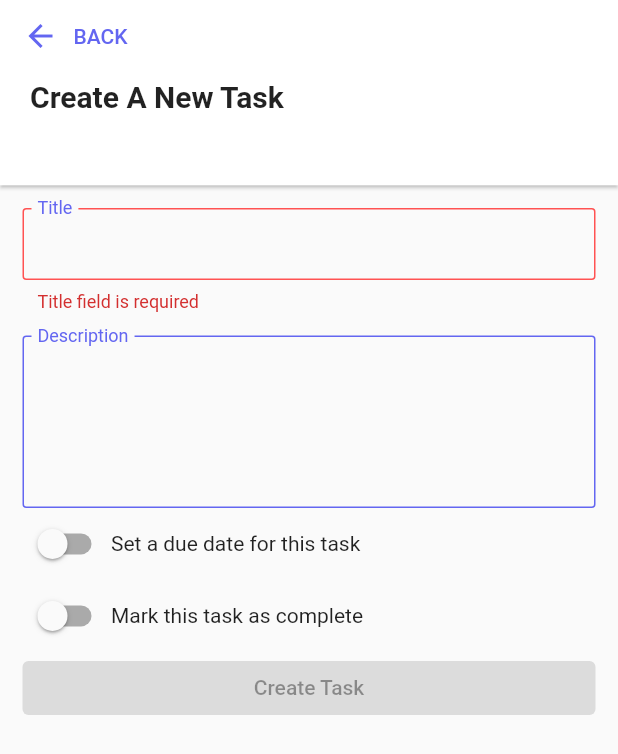
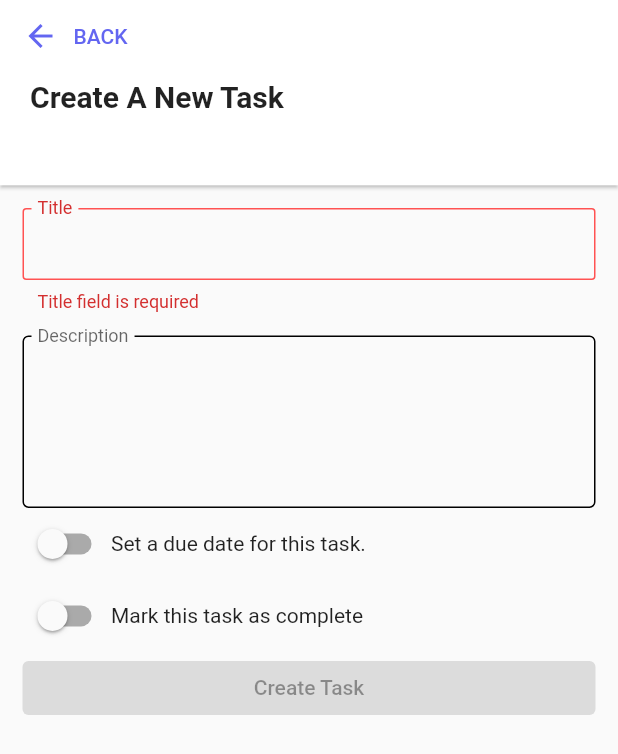
Before and after one commit to leeliwei930/mcs-workshop-flutter-todo, a Flutter app: the CreateTask screen opened directly, after a tap on "Create Task", on a phone screen of 412 x 824 dp. Shown: the top 754 px of the screen. Run offline on Flutter 3.47's test engine with Material 2 defaults, Android fonts, the phone set to English and light mode, and no system bars; our stand-ins replace datetime_picker_formfield, flutter_dotenv, flutter_secure_storage, flutter_slidable, form_field_validator, get and 1 more; accounts and stored records are empty.

Commit message:
Add focus node on Password and Task Form fields.
- Renamed to translation labeling on password_form, and task_form.

```diff
--- a/lib/components/forms/task_form.dart
+++ b/lib/components/forms/task_form.dart
@@ -6,7 +6,7 @@ import 'package:datetime_picker_formfield/datetime_picker_formfield.dart';
 import 'package:intl/intl.dart';
 import 'package:todo/exceptions/form_exception.dart';
 import 'package:todo/models/task.dart';
-
+import 'package:get/get.dart';
 class TaskForm extends StatefulWidget {
   final String submitButtonText;
   final Function? onSubmit;
@@ -45,6 +45,15 @@ class _TaskFormState extends State<TaskForm> {
       );
     }
 
+    this.value.titleFocusNode.addListener(() {setState(() {
+
+    });});
+    this.value.descriptionFocusNode.addListener(() {setState(() {
+
+    });});
+    this.value.dueDateFocusNode.addListener(() {setState(() {
+
+    });});
   }
   @override
   Widget build(BuildContext context) {
@@ -60,15 +69,21 @@ class _TaskFormState extends State<TaskForm> {
               crossAxisAlignment: CrossAxisAlignment.stretch,
               children: [
                 TextFormField(
+                  textInputAction: TextInputAction.next,
                   enabled: !widget.isLoading,
                   onSaved: (val){
                     value.title = val ?? "";
                   },
                   validator: (val){
-
                     var titleValidator = MultiValidator([
-                      RequiredValidator(errorText: 'Title field is required'),
-                      LengthRangeValidator(min: 3, max: 255, errorText: "Title field is must be between 3 to 255 characters."),
+                      RequiredValidator(errorText: 'field_required'.trParams({
+                        "name" : "title".tr
+                      }) ?? ""),
+                      LengthRangeValidator(min: 3, max: 255, errorText: "field_range".trParams({
+                        "name" : "title".tr.capitalizeFirst!,
+                        "min" : "3",
+                        "max" : "255"
+                      }) ?? ""),
                     ]);
                     var isValid = titleValidator.isValid(val);
                     this.hasFieldsError = !isValid;
@@ -76,34 +91,37 @@ class _TaskFormState extends State<TaskForm> {
                   },
                   initialValue:  value.title,
                   cursorColor: accentColor,
-                  focusNode: FocusNode(
-                      canRequestFocus: false
-                  ),
-                  decoration: kTodoAppInputBorder(label: "Title", errorText:  widget.formError?.first("title"))
+                  focusNode: value.titleFocusNode,
+                  decoration: kTodoAppInputBorder(context, label: "title".tr, errorText:  widget.formError?.first("title"), focusNode: value.titleFocusNode),
+                  onFieldSubmitted: (_){
+                    FocusScope.of(context).requestFocus(value.descriptionFocusNode);
+                  },
                 ),
                 SizedBox(height: 15,),
                 TextFormField(
+                    textInputAction: TextInputAction.next,
                     enabled: !widget.isLoading,
                     minLines: 5,
                     maxLines: 5,
+                    focusNode: value.descriptionFocusNode,
+
                     autovalidateMode: AutovalidateMode.onUserInteraction,
                     onSaved: (val){
                       value.description = val;
                     },
                     validator: (val) {
-
                       var descriptionValidator =  MultiValidator([
-                        MaxLengthValidator(65535, errorText: "Description cannot be over 65535 characters.")
+                        MaxLengthValidator(65535, errorText: "field_max".trParams({
+                          "name" : "description".tr.capitalizeFirst!,
+                          "max" : "65535"
+                        }) ?? "")
                       ]);
                       this.hasFieldsError = !descriptionValidator.isValid(val);
                       return descriptionValidator.call(val ?? "");
                     },
                     cursorColor: accentColor,
                     initialValue: value.description,
-                    focusNode: FocusNode(
-                        canRequestFocus: false
-                    ),
-                    decoration: kTodoAppInputBorder(label: "Description", errorText: widget.formError?.first("description"))
+                    decoration: kTodoAppInputBorder(context, label: "description".tr, errorText: widget.formError?.first("description"), focusNode: value.descriptionFocusNode,)
                 ),
               Row(
                 children: [
@@ -113,21 +131,24 @@ class _TaskFormState extends State<TaskForm> {
                     onChanged: (val){
                       setState(() {
                         this.hasDueDate = val;
-
                       });
                     },
 
                   ),
-                  Text("Set a due date for this task")
+                  Text("set_due_date".trParams({
+                    "type" : "task".tr
+                  }) ?? "")
                 ],
               ),
                 if(hasDueDate) DateTimeField(
+                  textInputAction: TextInputAction.next,
                   enabled: !widget.isLoading,
+                  focusNode: value.dueDateFocusNode,
                   initialValue: value.dueDate ,
                   onSaved: (val){
                     value.dueDate = val;
                   },
-                  decoration: kTodoAppInputBorder(label: "Due At"),
+                  decoration: kTodoAppInputBorder(context, label: "due_at".tr, focusNode: value.dueDateFocusNode,),
                   format: DateFormat.yMEd().add_jms(),
                   validator: (DateTime? datetime){
                     if(widget.formError != null){
@@ -171,7 +192,9 @@ class _TaskFormState extends State<TaskForm> {
                             }
                           },
                         ),
-                        Text("Mark this task as complete")
+                        Text("mark_as_completed".trParams({
+                          "type" : "task".tr
+                        }) ?? "")
                       ],
                     );
                   },
--- a/lib/constants/default_theme.dart
+++ b/lib/constants/default_theme.dart
@@ -20,6 +20,6 @@ ThemeData lightTheme =  ThemeData(
     style: ElevatedButton.styleFrom(
       primary: accentColor,
     ),
-  )
+  ),
 
 );
--- a/lib/constants/input_border.dart
+++ b/lib/constants/input_border.dart
@@ -1,13 +1,13 @@
 import 'package:flutter/material.dart';
 import 'package:todo/constants/default_theme.dart';
-kTodoAppInputBorder({label: String,  String? errorText, Widget? suffix,}) {
+kTodoAppInputBorder(BuildContext context, {label: String,  String? errorText, Widget? suffix, FocusNode? focusNode}) {
   return InputDecoration(
       contentPadding: EdgeInsets.all(10),
       labelText: label,
       errorText: errorText,
-      labelStyle: TextStyle(
+      labelStyle: (focusNode?.hasPrimaryFocus ?? false) ? TextStyle(
           color: accentColor,
-      ),
+      ) : Theme.of(context).inputDecorationTheme.labelStyle,
       suffixIconConstraints: BoxConstraints(
           minHeight: 15,
           minWidth: 15
@@ -19,7 +19,7 @@ kTodoAppInputBorder({label: String,  String? errorText, Widget? suffix,}) {
       focusedBorder: OutlineInputBorder(
 
           borderSide: BorderSide(
-            color: primaryColor,
+            color: accentColor,
           ),
           borderRadius: BorderRadius.all(Radius.circular(2.5)),
 
@@ -37,11 +37,7 @@ kTodoAppInputBorder({label: String,  String? errorText, Widget? suffix,}) {
         borderRadius: BorderRadius.all(Radius.circular(2.5))
     ),
     enabledBorder: OutlineInputBorder(
-          borderSide: BorderSide(
-            color: accentColor,
-          ),
-          borderRadius: BorderRadius.all(Radius.circular(2.5))
-      ),
-      floatingLabelBehavior: FloatingLabelBehavior.always
+    ),
+    floatingLabelBehavior: FloatingLabelBehavior.always
   );
 }
--- a/lib/locale/en_US.dart
+++ b/lib/locale/en_US.dart
@@ -35,11 +35,34 @@ Map<String, String> enUS =  <String, String>{
   "new_password" : "New Password",
   "confirm_new_password" : "Confirm Password",
   "update_password" : "Update Password",
+  "password_updated" : "New password has been updated successfully",
+  // task form
+  "title" : "Title",
+  "description" : "Description",
+  "due_at" : "Due date",
+  "set_due_date" : "Set a due date for this @type.",
+  "mark_as_completed" : "Mark this @type as complete",
+  "task" : "task",
+  // generic validation error
+  "form_validation_exception" : "There are a few validation errors in your form field, please correct it and submit again.",
+  "field_required" : "@name field is required",
+  "field_range" : "@name field must between @min to @max characters.",
+  "field_max" : "@name field cannot be over @max characters.",
+  // password validation
+  "current_password_required" : "The current password is required",
+  "new_password_required" : "The new password is required",
+  "new_password_confirmation_required" : "Confirmation for new password is required",
+  "new_password_not_match" : "The new password confirmation field doesn't match with your new password",
+  "invalid_password" : "The current password that entered is invalid.",
+
   // language setting
   "system_language" : "Based on System Language",
   "chinese" : "中文（简体）",
   "english" : "English",
 
   // error message
-  "network_error" : "Unable connect to server right now, please try again later."
+  "network_error" : "Unable connect to server right now, please try again later.",
+
+  // settings
+  "based_on_system_lang" : "Based on System Language"
 };
--- a/lib/models/password_form_data.dart
+++ b/lib/models/password_form_data.dart
@@ -1,3 +1,4 @@
+import 'package:flutter/cupertino.dart';
 import 'package:json_annotation/json_annotation.dart';
 
 part 'password_form_data.g.dart';
@@ -7,13 +8,23 @@ class PasswordFormData {
   @JsonKey(name: "password")
   String password;
 
+  late FocusNode passwordFocusNode;
+
   @JsonKey(name: "newPassword")
   String newPassword;
+
+  late FocusNode newPasswordFocusNode;
 
   @JsonKey(name: "confirmPassword")
   String confirmPassword;
 
-  PasswordFormData({this.password = "", this.newPassword = "", this.confirmPassword = ""});
+  late FocusNode confirmPasswordFocusNode;
+
+  PasswordFormData({this.password = "", this.newPassword = "", this.confirmPassword = ""}){
+    this.passwordFocusNode = FocusNode();
+    this.newPasswordFocusNode = FocusNode();
+    this.confirmPasswordFocusNode = FocusNode();
+  }
 
   String toString(){
     return this.toJson().toString();
--- a/lib/models/task.dart
+++ b/lib/models/task.dart
@@ -1,3 +1,4 @@
+import 'package:flutter/cupertino.dart';
 import 'package:json_annotation/json_annotation.dart';
 
 part 'task.g.dart';
@@ -10,16 +11,26 @@ class Task {
   @JsonKey(name: "title")
   late String title;
 
+  late FocusNode titleFocusNode;
+
   @JsonKey(name: "description")
   late String? description;
+
+  late FocusNode descriptionFocusNode;
 
   @JsonKey(name: "due_at")
   late DateTime? dueDate;
 
+  late FocusNode dueDateFocusNode;
+
   @JsonKey(name: "completed")
   late bool completed;
 
-  Task({required this.id, required this.title, this.completed = false, this.dueDate, this.description });
+  Task({required this.id, required this.title, this.completed = false, this.dueDate, this.description }){
+    this.titleFocusNode = FocusNode();
+    this.descriptionFocusNode = FocusNode();
+    this.dueDateFocusNode = FocusNode();
+  }
 
   factory Task.fromJson(Map<String, dynamic> json) => _$TaskFromJson(json);
   Map<String, dynamic> toJson() => _$TaskToJson(this);
--- a/lib/screens/auth/login_page.dart
+++ b/lib/screens/auth/login_page.dart
@@ -77,7 +77,7 @@ class _LoginPageState extends State<LoginPage> {
     try {
       User user =  await authService.loginUsingPassword(
           loginFormData['identifier'], loginFormData['password']);
-      Get.off(() => Home());
+      Get.off(() => Home(), transition: Transition.rightToLeftWithFade);
 
     }  catch (error){
       toastException(error, context);
```
Also changed, not shown: lib/components/forms/password_form.dart (+40 -6 lines), lib/screens/settings_page.dart (+32 -5 lines).
